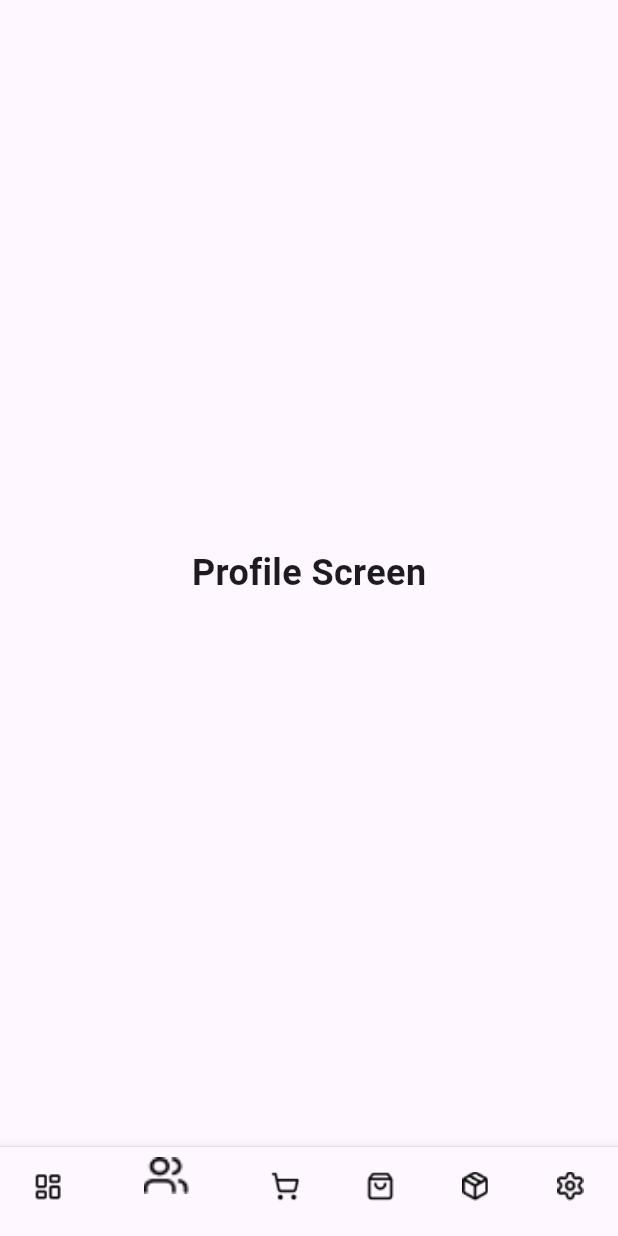
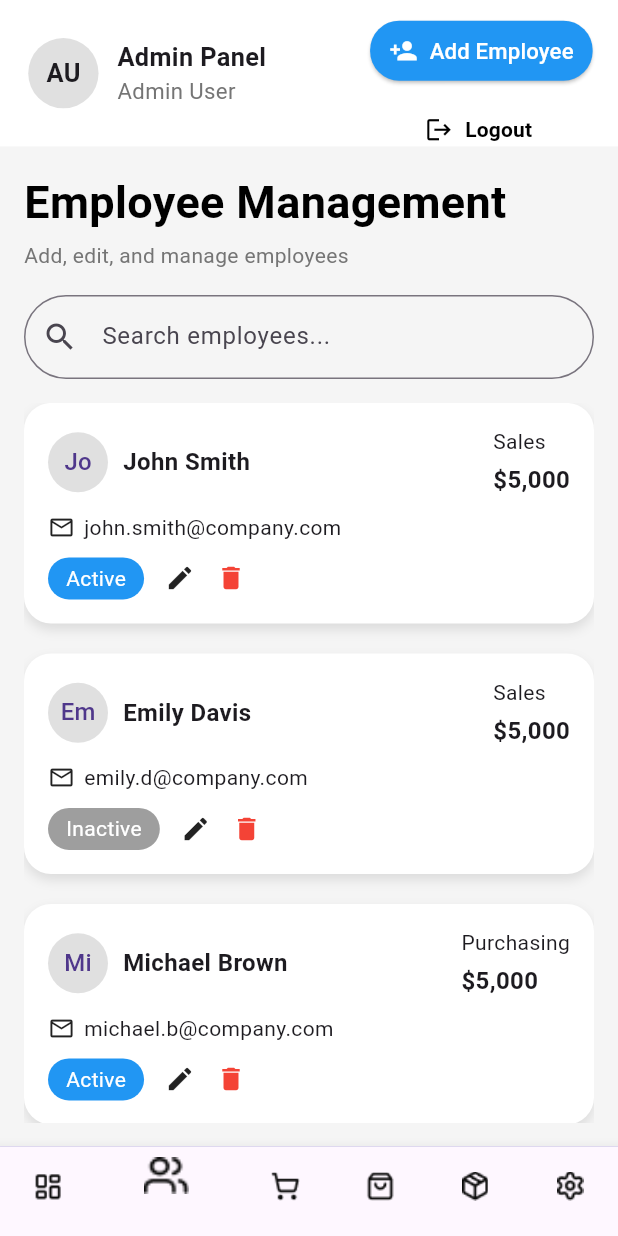
Before and after one commit to mo7amed-tarek/-graduation-_project, a Flutter app: the Layout screen opened directly, item 2 of the bottom bar chosen, on a phone screen of 412 x 824 dp. Run offline on Flutter 3.47's test engine with Material 3 defaults, Android fonts, the phone set to English and light mode, and no system bars; our stand-ins replace flutter_screenutil, gap.

Commit message:
Implement Employee feature: UI and functionality completed

```diff
--- a/codecrefactos/lib/main.dart
+++ b/codecrefactos/lib/main.dart
@@ -1,3 +1,4 @@
+import 'package:codecrefactos/viewmodels/employee_viewmodel.dart';
 import 'package:codecrefactos/viewmodels/forgot_password_viewmodel.dart';
 import 'package:codecrefactos/viewmodels/login_viewmodel.dart';
 import 'package:codecrefactos/viewmodels/register_viewmodel.dart';
@@ -18,6 +19,7 @@ class MyApp extends StatelessWidget {
         ChangeNotifierProvider(create: (_) => LoginViewModel()),
         ChangeNotifierProvider(create: (_) => RegisterViewModel()),
         ChangeNotifierProvider(create: (_) => ForgotPasswordViewModel()),
+        ChangeNotifierProvider(create: (_) => EmployeesViewModel()),
       ],
       child: ScreenUtilInit(
         designSize: Size(390, 844),
--- /dev/null
+++ b/codecrefactos/lib/viewmodels/employee_viewmodel.dart
@@ -0,0 +1,86 @@
+import 'package:flutter/material.dart';
+
+class Employee {
+  final String name;
+  final String role;
+  final String email;
+  final String salary;
+  final bool isActive;
+
+  Employee({
+    required this.name,
+    required this.role,
+    required this.email,
+    required this.salary,
+    required this.isActive,
+  });
+
+  Employee copyWith({
+    String? name,
+    String? role,
+    String? email,
+    String? salary,
+    bool? isActive,
+  }) {
+    return Employee(
+      name: name ?? this.name,
+      role: role ?? this.role,
+      email: email ?? this.email,
+      salary: salary ?? this.salary,
+      isActive: isActive ?? this.isActive,
+    );
+  }
+}
+
+class EmployeesViewModel extends ChangeNotifier {
+  List<Employee> employeesList = [
+    Employee(
+      name: "John Smith",
+      role: "Sales",
+      email: "john.smith@company.com",
+      salary: "\$5,000",
+      isActive: true,
+    ),
+    Employee(
+      name: "Emily Davis",
+      role: "Sales",
+      email: "emily.d@company.com",
+      salary: "\$5,000",
+      isActive: false,
+    ),
+    Employee(
+      name: "Michael Brown",
+      role: "Purchasing",
+      email: "michael.b@company.com",
+      salary: "\$5,000",
+      isActive: true,
+    ),
+  ];
+
+  List<Employee> filteredEmployees = [];
+
+  EmployeesViewModel() {
+    filteredEmployees = employeesList;
+  }
+
+  void searchEmployees(String query) {
+    filteredEmployees = employeesList.where((emp) {
+      final q = query.toLowerCase();
+      return emp.name.toLowerCase().contains(q) ||
+          emp.email.toLowerCase().contains(q);
+    }).toList();
+    notifyListeners();
+  }
+
+  void deleteEmployee(int index) {
+    filteredEmployees.removeAt(index);
+    notifyListeners();
+  }
+
+  void toggleStatus(int index) {
+    filteredEmployees[index] = filteredEmployees[index].copyWith(
+      isActive: !filteredEmployees[index].isActive,
+    );
+    notifyListeners();
+  }
+}
--- /dev/null
+++ b/codecrefactos/lib/views/employee_screen.dart
@@ -0,0 +1,78 @@
+import 'package:codecrefactos/widgets/appbar.dart';
+import 'package:codecrefactos/viewmodels/employee_viewmodel.dart';
+import 'package:flutter/material.dart';
+import 'package:provider/provider.dart';
+import '../widgets/employee_card.dart';
+
+class EmployeesScreen extends StatelessWidget {
+  const EmployeesScreen({super.key});
+
+  @override
+  Widget build(BuildContext context) {
+    final vm = Provider.of<EmployeesViewModel>(context);
+
+    return Scaffold(
+      backgroundColor: Colors.grey.shade100,
+
+      appBar: Appbar(
+        onAdd: () {},
+        onLogout: () {
+          print("Logout Pressed");
+        },
+      ),
+
+      body: Padding(
+        padding: const EdgeInsets.all(16),
+        child: Column(
+          crossAxisAlignment: CrossAxisAlignment.start,
+          children: [
+            Text(
+              "Employee Management",
+              style: TextStyle(
+                fontSize: 30,
+                fontWeight: FontWeight.bold,
+                color: Colors.black,
+              ),
+            ),
+            const SizedBox(height: 4),
+            Text(
+              "Add, edit, and manage employees",
+              style: TextStyle(
+                fontSize: 14,
+                fontWeight: FontWeight.w400,
+                color: Colors.grey.shade600,
+              ),
+            ),
+            const SizedBox(height: 16),
+
+            TextField(
+              onChanged: vm.searchEmployees,
+              decoration: InputDecoration(
+                prefixIcon: const Icon(Icons.search),
+                hintText: "Search employees...",
+                border: OutlineInputBorder(
+                  borderRadius: BorderRadius.circular(30),
+                ),
+              ),
+            ),
+            const SizedBox(height: 16),
+
+            Expanded(
+              child: ListView.builder(
+                itemCount: vm.filteredEmployees.length,
+                itemBuilder: (context, index) {
+                  return EmployeeCard(
+                    employee: vm.filteredEmployees[index],
+                    onDelete: () => vm.deleteEmployee(index),
+                    onToggleStatus: () => vm.toggleStatus(index),
+                    onEdit: () {},
+                  );
+                },
+              ),
+            ),
+          ],
+        ),
+      ),
+    );
+  }
+}
--- a/codecrefactos/lib/views/home.dart
+++ b/codecrefactos/lib/views/home.dart
@@ -14,7 +14,7 @@ class Home extends StatelessWidget {
       backgroundColor: Colors.white,
       appBar: PreferredSize(
         preferredSize: Size.fromHeight(60),
-        child: Appbar(),
+        child: Appbar(showAddButton: false),
       ),
       body: Padding(
         padding: EdgeInsets.symmetric(horizontal: 10.w),
--- a/codecrefactos/lib/views/layout.dart
+++ b/codecrefactos/lib/views/layout.dart
@@ -1,4 +1,5 @@
 import 'package:codecrefactos/resources/color_manager.dart';
+import 'package:codecrefactos/views/employee_screen.dart';
 import 'package:codecrefactos/views/home.dart';
 import 'package:codecrefactos/views/profile.dart';
 import 'package:flutter/material.dart';
@@ -16,7 +17,7 @@ class _LayoutState extends State<Layout> {
 
   final List<Widget> pages = [
     Home(),
-    Profile(),
+    EmployeesScreen(),
     Home(),
     Profile(),
     Home(),
--- a/codecrefactos/lib/widgets/appbar.dart
+++ b/codecrefactos/lib/widgets/appbar.dart
@@ -1,54 +1,112 @@
-import 'package:flutter/cupertino.dart';
 import 'package:flutter/material.dart';
 import 'package:flutter_screenutil/flutter_screenutil.dart';
 import 'package:gap/gap.dart';
 
-class Appbar extends StatelessWidget {
-  const Appbar({super.key});
+class Appbar extends StatelessWidget implements PreferredSizeWidget {
+  final VoidCallback? onAdd;
+  final VoidCallback? onLogout;
+  final bool showAddButton;
+
+  const Appbar({
+    super.key,
+    this.onAdd,
+    this.onLogout,
+    this.showAddButton = true,
+  });
+
+  @override
+  Size get preferredSize => Size.fromHeight(100.h);
 
   @override
   Widget build(BuildContext context) {
-    return AppBar(
-      actions: [
-        TextButton.icon(
-          onPressed: () {
-            print("Logout Pressed");
-          },
-          icon: Icon(Icons.logout, color: Color(0xff0A0A0A), size: 18.sp),
-          label: Text(
-            'Logout',
-            style: TextStyle(
-              color: Color(0xff0A0A0A),
-              fontWeight: FontWeight.w600,
-            ),
-          ),
-        ),
-        Gap(10),
-      ],
-
-      title: Row(
+    return Container(
+      padding: EdgeInsets.symmetric(horizontal: 16.w, vertical: 10.h),
+      color: Colors.white,
+      child: Row(
+        mainAxisAlignment: MainAxisAlignment.spaceBetween,
+        children: [
+          Row(
             children: [
               Container(
                 height: 48.h,
                 width: 48.w,
-            decoration: BoxDecoration(shape: BoxShape.circle),
-            child: Image.asset('assets/avatar.png'),
+                decoration: BoxDecoration(
+                  shape: BoxShape.circle,
+                  color: Colors.grey.shade300,
+                ),
+                child: Center(
+                  child: Text(
+                    "AU",
+                    style: TextStyle(
+                      fontWeight: FontWeight.bold,
+                      fontSize: 16.sp,
+                    ),
+                  ),
+                ),
               ),
               Gap(10.w),
               Column(
                 crossAxisAlignment: CrossAxisAlignment.start,
-
+                mainAxisAlignment: MainAxisAlignment.center,
                 children: [
                   Text(
                     'Admin Panel',
-                style: TextStyle(fontSize: 16.sp, fontWeight: FontWeight.bold),
+                    style: TextStyle(
+                      fontSize: 16.sp,
+                      fontWeight: FontWeight.bold,
+                    ),
                   ),
                   Text(
-                'John Doe',
+                    'Admin User',
                     style: TextStyle(
                       fontSize: 14.sp,
                       fontWeight: FontWeight.w400,
-                  color: Color(0xff717182),
+                      color: Colors.grey.shade600,
+                    ),
+                  ),
+                ],
+              ),
+            ],
+          ),
+
+          Column(
+            mainAxisAlignment: MainAxisAlignment.center,
+            children: [
+              if (showAddButton)
+                ElevatedButton.icon(
+                  onPressed: onAdd,
+                  style: ElevatedButton.styleFrom(
+                    backgroundColor: Colors.blue,
+                    shape: RoundedRectangleBorder(
+                      borderRadius: BorderRadius.circular(20.r),
+                    ),
+                    padding: EdgeInsets.symmetric(
+                      horizontal: 12.w,
+                      vertical: 8.h,
+                    ),
+                  ),
+                  icon: Icon(
+                    Icons.person_add,
+                    size: 18.sp,
+                    color: Colors.white,
+                  ),
+                  label: Text(
+                    'Add Employee',
+                    style: TextStyle(fontSize: 14.sp, color: Colors.white),
+                  ),
+                ),
+
+              if (showAddButton) Gap(5.h),
+
+              TextButton.icon(
+                onPressed: onLogout,
+                icon: Icon(Icons.logout, color: Colors.black, size: 18.sp),
+                label: Text(
+                  'Logout',
+                  style: TextStyle(
+                    color: Colors.black,
+                    fontWeight: FontWeight.w600,
+                  ),
                 ),
               ),
             ],
--- /dev/null
+++ b/codecrefactos/lib/widgets/employee_card.dart
@@ -0,0 +1,130 @@
+import 'package:codecrefactos/viewmodels/employee_viewmodel.dart';
+import 'package:flutter/material.dart';
+
+class EmployeeCard extends StatelessWidget {
+  final Employee employee;
+  final VoidCallback onDelete;
+  final VoidCallback onToggleStatus;
+  final VoidCallback onEdit;
+
+  const EmployeeCard({
+    super.key,
+    required this.employee,
+    required this.onDelete,
+    required this.onToggleStatus,
+    required this.onEdit,
+  });
+
+  @override
+  Widget build(BuildContext context) {
+    return Container(
+      margin: const EdgeInsets.only(bottom: 20),
+      padding: const EdgeInsets.all(16),
+      decoration: BoxDecoration(
+        color: Colors.white,
+        borderRadius: BorderRadius.circular(18),
+        boxShadow: [
+          BoxShadow(
+            color: Colors.black.withOpacity(0.1),
+            blurRadius: 6,
+            offset: const Offset(0, 4),
+          ),
+        ],
+      ),
+      child: Column(
+        crossAxisAlignment: CrossAxisAlignment.start,
+        children: [
+          // الجزء العلوي: الصورة والاسم والدور
+          Row(
+            mainAxisAlignment: MainAxisAlignment.spaceBetween,
+            children: [
+              Row(
+                children: [
+                  CircleAvatar(
+                    backgroundColor: Colors.grey.shade300,
+                    child: Text(employee.name.substring(0, 2)),
+                  ),
+                  const SizedBox(width: 10),
+                  Text(
+                    employee.name,
+                    style: const TextStyle(
+                      fontSize: 16,
+                      fontWeight: FontWeight.bold,
+                    ),
+                  ),
+                ],
+              ),
+              Column(
+                crossAxisAlignment: CrossAxisAlignment.start,
+                children: [
+                  Text(employee.role, style: const TextStyle(fontSize: 14)),
+                  const SizedBox(height: 4),
+                  Text(
+                    employee.salary,
+                    style: const TextStyle(
+                      fontWeight: FontWeight.bold,
+                      fontSize: 16,
+                    ),
+                  ),
+                ],
+              ),
+            ],
+          ),
+
+          const SizedBox(height: 10),
+
+          Row(
+            children: [
+              const Icon(Icons.email_outlined, size: 18),
+              const SizedBox(width: 6),
+              Text(employee.email),
+            ],
+          ),
+
+          const SizedBox(height: 10),
+
+          Row(
+            mainAxisAlignment: MainAxisAlignment.spaceBetween,
+            children: [
+              Row(
+                children: [
+                  GestureDetector(
+                    onTap: onToggleStatus,
+                    child: Container(
+                      padding: const EdgeInsets.symmetric(
+                        horizontal: 12,
+                        vertical: 4,
+                      ),
+                      decoration: BoxDecoration(
+                        color: employee.isActive ? Colors.blue : Colors.grey,
+                        borderRadius: BorderRadius.circular(20),
+                      ),
+                      child: Text(
+                        employee.isActive ? "Active" : "Inactive",
+                        style: const TextStyle(color: Colors.white),
+                      ),
+                    ),
+                  ),
+                  const SizedBox(width: 14),
+                  GestureDetector(
+                    onTap: onEdit,
+                    child: const Icon(Icons.edit, size: 20),
+                  ),
+                  const SizedBox(width: 14),
+                  GestureDetector(
+                    onTap: onDelete,
+                    child: const Icon(
+                      Icons.delete,
+                      color: Colors.red,
+                      size: 20,
+                    ),
+                  ),
+                ],
+              ),
+            ],
+          ),
+        ],
+      ),
+    );
+  }
+}
```
Lines whose indentation alone changed are shown as unchanged.
